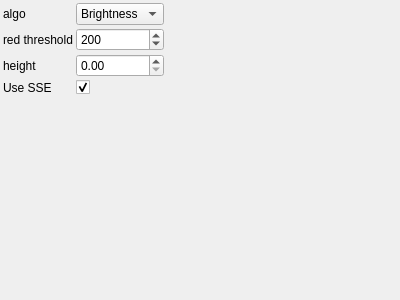
Qt form applications/scanner/ui/scannerParametersControlWidget.ui (PimenovAlexander/corecvs) before a commit.
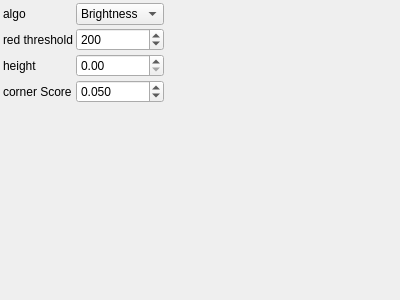
The same form after that commit.

The edit to the form file:
```diff
--- a/applications/scanner/ui/scannerParametersControlWidget.ui
+++ b/applications/scanner/ui/scannerParametersControlWidget.ui
@@ -95,17 +95,29 @@
     <item row="3" column="0">
      <widget class="QLabel" name="label_3">
        <property name="text">
-         <string>Use SSE</string>
+         <string>corner Score</string>
        </property>
      </widget>
     </item>
     <item row="3" column="1">
-     <widget class="QCheckBox" name="useSSECheckBox">
+     <widget class="QDoubleSpinBox" name="cornerScoreSpinBox">
        <property name="toolTip">
          <string>Use SSE</string>
        </property>
-       <property name="checked">
-           <bool>true</bool>
+       <property name="minimum">
+        <double>0</double>
+       </property>
+       <property name="maximum">
+        <double>255</double>
+       </property>
+       <property name="singleStep">
+        <double>1</double>
+       </property>
+       <property name="value">
+        <double>0.05</double>
+       </property>
+       <property name="decimals">
+        <number>3</number>
        </property>
      </widget>
     </item>
```
Left out of the diff: 6 changed lines with no effect on the pictures.
